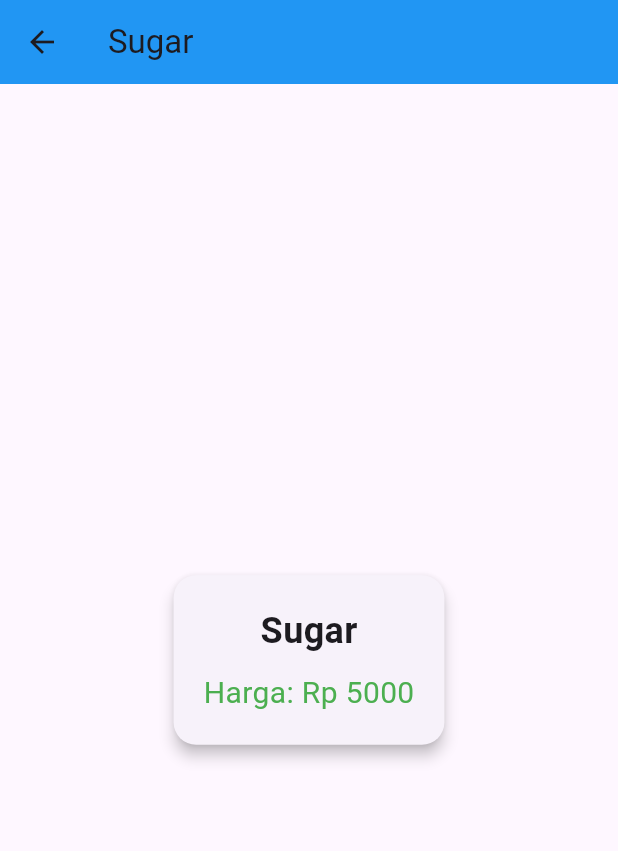
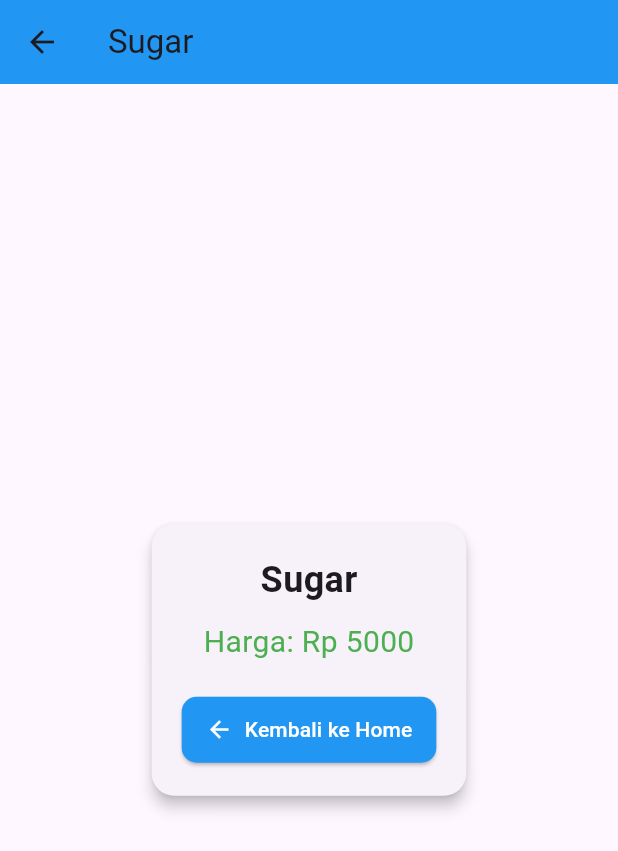
Before and after one commit to bebyyf/layout_flutter, a Flutter app: the screen it shows after launch, after a tap on "Sugar", on a phone screen of 412 x 824 dp. Shown: the top 851 px of the screen. Run offline on Flutter 3.47's test engine with Material 3 defaults, Android fonts, the phone set to English and light mode, and no system bars.

Commit message:
Tugas Praktikum 2 no 2

```diff
--- a/lib/main.dart
+++ b/lib/main.dart
@@ -7,7 +7,10 @@ void main() {
     MaterialApp(
       debugShowCheckedModeBanner: false,
       initialRoute: '/',
-      routes: {'/': (context) => HomePage(), '/item': (context) => ItemPage()},
+      routes: {
+        '/': (context) => HomePage(),
+        '/item': (context) => const ItemPage(),
+      },
     ),
   );
 }
--- a/lib/pages/home_page.dart
+++ b/lib/pages/home_page.dart
@@ -28,10 +28,11 @@ class HomePage extends StatelessWidget {
             final item = items[index];
             return InkWell(
               onTap: () {
+                // Navigasi ke halaman ItemPage sambil kirim data
                 Navigator.pushNamed(
                   context,
                   '/item',
-                  arguments: item, // ⬅ kirim data ke halaman ItemPage
+                  arguments: item,
                 );
               },
               child: Card(
--- a/lib/pages/item_page.dart
+++ b/lib/pages/item_page.dart
@@ -41,6 +41,22 @@ class ItemPage extends StatelessWidget {
                     color: Colors.green,
                   ),
                 ),
+                const SizedBox(height: 20),
+                ElevatedButton.icon(
+                  onPressed: () {
+                    Navigator.pop(context); // kembali ke HomePage
+                  },
+                  icon: const Icon(Icons.arrow_back),
+                  label: const Text("Kembali ke Home"),
+                  style: ElevatedButton.styleFrom(
+                    backgroundColor: Colors.blue,
+                    foregroundColor: Colors.white,
+                    padding: const EdgeInsets.symmetric(horizontal: 16, vertical: 12),
+                    shape: RoundedRectangleBorder(
+                      borderRadius: BorderRadius.circular(10),
+                    ),
+                  ),
+                ),
               ],
             ),
           ),
```
Also changed, not shown: images/ss16.png (renamed from images/ss13.png), images/ss17.png (added), 1 other file.
